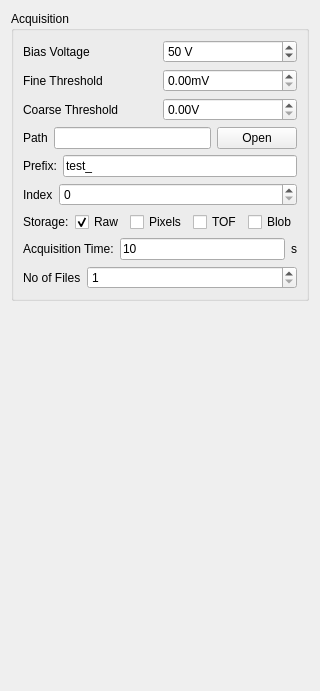
Qt form pymepixviewer/panels/ui/acqconfig.ui (CFEL-CMI/pymepix-viewer) before a commit.
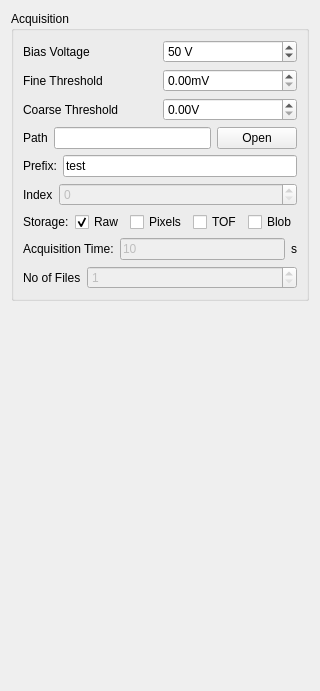
The same form after that commit.

Patch:
```diff
--- a/pymepixviewer/panels/ui/acqconfig.ui
+++ b/pymepixviewer/panels/ui/acqconfig.ui
@@ -139,7 +139,7 @@
           <item>
            <widget class="QLineEdit" name="file_prefix">
             <property name="text">
-             <string>test_</string>
+             <string>test</string>
             </property>
            </widget>
           </item>
@@ -162,6 +162,9 @@
           </item>
           <item>
            <widget class="QSpinBox" name="startindex">
+            <property name="enabled">
+             <bool>false</bool>
+            </property>
             <property name="maximum">
              <number>99999</number>
             </property>
@@ -225,6 +228,9 @@
           </item>
           <item>
            <widget class="QLineEdit" name="acq_time">
+            <property name="enabled">
+             <bool>false</bool>
+            </property>
             <property name="text">
              <string>10</string>
             </property>
@@ -256,6 +262,9 @@
           </item>
           <item>
            <widget class="QSpinBox" name="repeat_value">
+            <property name="enabled">
+             <bool>false</bool>
+            </property>
             <property name="minimum">
              <number>1</number>
             </property>
```
